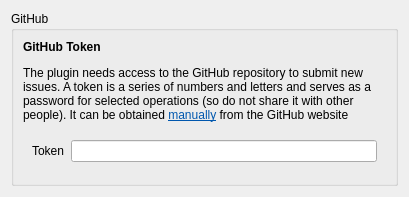
First picture: the form in ui/conf_widget.ui, repository lutraconsulting/qgis-report-plugin, before the edit.
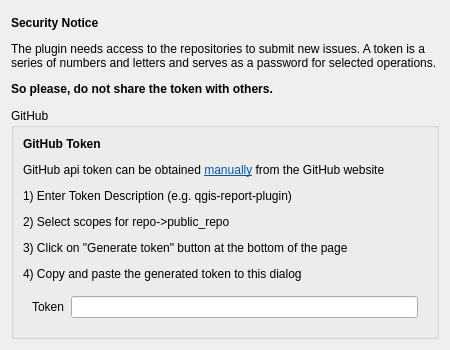
Second picture: the form after the edit. Icons and pictures are not drawn.

Diff of the .ui file:
```diff
--- a/ui/conf_widget.ui
+++ b/ui/conf_widget.ui
@@ -6,8 +6,8 @@
    <rect>
     <x>0</x>
     <y>0</y>
-    <width>409</width>
-    <height>197</height>
+    <width>450</width>
+    <height>350</height>
    </rect>
   </property>
   <property name="sizePolicy">
@@ -28,7 +28,20 @@
   </property>
   <layout class="QVBoxLayout" name="verticalLayout_2">
    <item>
-    <widget class="QGroupBox" name="TrackerGroupBox">
+    <widget class="QLabel" name="label">
+     <property name="text">
+      <string>&lt;html&gt;&lt;head/&gt;&lt;body&gt;&lt;p&gt;&lt;span style=&quot; font-weight:600;&quot;&gt;Security Notice &lt;/span&gt;&lt;/p&gt;&lt;p&gt;The plugin needs access to the repositories to submit new issues. A token is a series of numbers and letters and serves as a password for selected operations.&lt;/p&gt;&lt;p&gt;&lt;span style=&quot; font-weight:600;&quot;&gt;So please, do not share the token with others.&lt;/span&gt;&lt;/p&gt;&lt;/body&gt;&lt;/html&gt;</string>
+     </property>
+     <property name="textFormat">
+      <enum>Qt::RichText</enum>
+     </property>
+     <property name="wordWrap">
+      <bool>true</bool>
+     </property>
+    </widget>
+   </item>
+   <item>
+    <widget class="QGroupBox" name="GitTrackerGroupBox">
      <property name="title">
       <string>GitHub</string>
      </property>
@@ -36,7 +49,7 @@
       <item>
        <widget class="QLabel" name="InfoLabel">
         <property name="text">
-         <string>&lt;html&gt;&lt;head/&gt;&lt;body&gt;&lt;p&gt;&lt;span style=&quot; font-weight:600;&quot;&gt;GitHub Token&lt;/span&gt;&lt;/p&gt;&lt;p&gt;The plugin needs access to the GitHub repository to submit new issues. A token is a series of numbers and letters and serves as a password for selected operations (so do not share it with other people). It can be obtained &lt;a href=&quot;https://github.com/settings/tokens/new&quot;&gt;&lt;span style=&quot; text-decoration: underline; color:#0057ae;&quot;&gt;manually&lt;/span&gt;&lt;/a&gt; from the GitHub website&lt;/p&gt;&lt;/body&gt;&lt;/html&gt;</string>
+         <string>&lt;html&gt;&lt;head/&gt;&lt;body&gt;&lt;p&gt;&lt;span style=&quot; font-weight:600;&quot;&gt;GitHub Token&lt;/span&gt;&lt;/p&gt;&lt;p&gt;GitHub api token can be obtained &lt;a href=&quot;https://github.com/settings/tokens/new&quot;&gt;&lt;span style=&quot; text-decoration: underline; color:#0057ae;&quot;&gt;manually&lt;/span&gt;&lt;/a&gt; from the GitHub website&lt;/p&gt;&lt;p&gt;  1) Enter Token Description (e.g. qgis-report-plugin)&lt;/p&gt;&lt;p&gt;  2) Select scopes for repo-&amp;gt;public_repo&lt;/p&gt;&lt;p&gt;  3) Click on &amp;quot;Generate token&amp;quot; button at the bottom of the page&lt;/p&gt;&lt;p&gt;  4) Copy and paste the generated token to this dialog&lt;/p&gt;&lt;/body&gt;&lt;/html&gt;</string>
         </property>
         <property name="textFormat">
          <enum>Qt::RichText</enum>
@@ -56,7 +69,7 @@
        <widget class="QWidget" name="widget" native="true">
         <layout class="QHBoxLayout" name="horizontalLayout">
          <item>
-          <widget class="QLabel" name="label">
+          <widget class="QLabel" name="GitLabel">
            <property name="text">
             <string>Token</string>
            </property>
```
Left out of the diff: 4 changed lines with no effect on the pictures.
